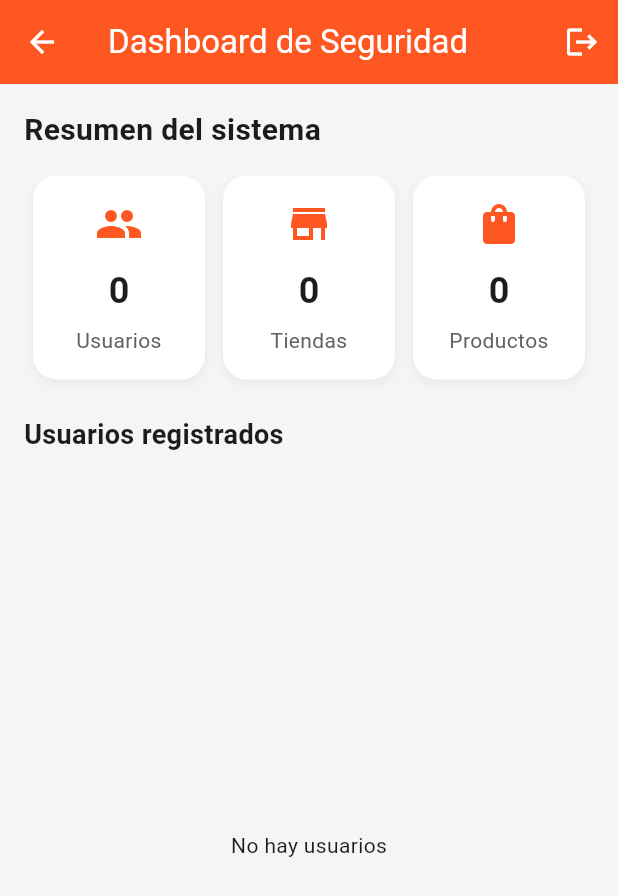
After one commit to LuisVillarreal77/TuTienda, a Flutter app: the SecurityDashboardScreen screen opened by its route, on a phone screen of 412 x 824 dp. The commit adds this screen. Shown: the top 896 px of the screen. Run offline on Flutter 3.47's test engine with Material 3 defaults, Android fonts, the phone set to English and light mode, and no system bars; our stand-ins replace cloud_firestore, firebase_auth, firebase_core; accounts and stored records are empty; generated files the repository leaves out were written again; network calls fail.

Commit message:
Creacion del Dashboard de seguridad, actualmente los administradores pueden realizar operaciones CRUD (Update solo para el status)

```diff
--- /dev/null
+++ b/tu_tienda/lib/admin/screnns/security_dashboard_screen.dart
@@ -0,0 +1,293 @@
+import 'package:firebase_auth/firebase_auth.dart';
+import 'package:flutter/material.dart';
+import 'package:cloud_firestore/cloud_firestore.dart';
+
+import '../services/admin_service.dart';
+import '../widgets/stat_card.dart';
+import '../widgets/user_tile.dart';
+
+class SecurityDashboardScreen extends StatefulWidget {
+  const SecurityDashboardScreen({super.key});
+
+  @override
+  State<SecurityDashboardScreen> createState() =>
+      _SecurityDashboardScreenState();
+}
+
+class _SecurityDashboardScreenState extends State<SecurityDashboardScreen> {
+  final AdminService _adminservice = AdminService();
+
+  int usersCount = 0;
+  int shopsCount = 0;
+  int productsCount = 0;
+
+  @override
+  void initState() {
+    super.initState();
+
+    loadStats();
+  }
+
+  Future<void> loadStats() async {
+    usersCount = await _adminservice.getUsersCount();
+
+    shopsCount = await _adminservice.getShopsCount();
+
+    productsCount = await _adminservice.getProductsCount();
+
+    setState(() {});
+  }
+
+  @override
+  Widget build(BuildContext context) {
+    return Scaffold(
+      backgroundColor: Colors.grey[100],
+
+      appBar: AppBar(
+        title: const Text('Dashboard de Seguridad'),
+
+        backgroundColor: Colors.deepOrange,
+        foregroundColor: Colors.white,
+
+        actions: [
+          IconButton(
+          icon: const Icon(Icons.logout),
+          onPressed: () => _logout(context),
+          ),
+        ],
+      ),
+
+      body: Padding(
+        padding: const EdgeInsets.all(16),
+        child: Column(
+          crossAxisAlignment: CrossAxisAlignment.start,
+
+          children: [
+            //Titulo
+            const Text(
+              'Resumen del sistema',
+              style: TextStyle(fontSize: 20, fontWeight: FontWeight.bold),
+            ),
+
+            const SizedBox(height: 16),
+
+            //CARDS DE ESTADISTICAS
+            Row(
+              children: [
+                StatCard(
+                  title: 'Usuarios',
+                  value: usersCount.toString(),
+                  icon: Icons.people,
+                ),
+
+                StatCard(
+                  title: 'Tiendas',
+                  value: shopsCount.toString(),
+                  icon: Icons.store,
+                ),
+
+                StatCard(
+                  title: 'Productos',
+                  value: productsCount.toString(),
+                  icon: Icons.shopping_bag,
+                ),
+              ],
+            ),
+
+            const SizedBox(height: 24),
+
+            const Text(
+              'Usuarios registrados',
+              style: TextStyle(fontSize: 18, fontWeight: FontWeight.bold),
+            ),
+
+            const SizedBox(height: 16),
+
+            //LISTA DE USUARIOS
+            Expanded(
+              child: StreamBuilder<QuerySnapshot>(
+                stream: _adminservice.getUsers(),
+
+                builder: (context, snapshot) {
+                  if (snapshot.connectionState == ConnectionState.waiting) {
+                    return const Center(child: CircularProgressIndicator());
+                  }
+
+                  if (!snapshot.hasData || snapshot.data!.docs.isEmpty) {
+                    return const Center(child: Text('No hay usuarios'));
+                  }
+
+                  final users = snapshot.data!.docs;
+
+                  return ListView.builder(
+                    itemCount: users.length,
+
+                    itemBuilder: (context, index) {
+                      final user = users[index].data() as Map<String, dynamic>;
+
+                      final userId = users[index].id;
+
+                      return UserTile(
+                        userData: user,
+
+                       onBlock: () async {
+
+                          final confirm = await showDialog<bool>(
+
+                            context: context,
+                            builder: (context) {
+
+                              return AlertDialog(
+
+                                title: const Text(
+                                  'Bloquear usuario',
+                                ),
+                                content: Text(
+                                  '¿Deseas bloquear a ${user['name']}?',
+                                ),
+
+                                actions: [
+                                  TextButton(
+                                    onPressed: () {
+                                      Navigator.pop(context, false);
+                                    },
+
+                                    child: const Text('Cancelar'),
+                                  ),
+                                  ElevatedButton(
+                                    onPressed: () {
+                                      Navigator.pop(context, true);
+                                    },
+
+                                    child: const Text('Bloquear'),
+                                  ),
+                                ],
+                              );
+                            },
+                          );
+
+                          // Si cancela
+                          if (confirm != true) return;
+
+                          if (user['role'] == 'admin') {
+
+                              ScaffoldMessenger.of(context).showSnackBar(
+                                const SnackBar(
+                                  content: Text(
+                                    'No puedes eliminar administradores',
+                                  ),
+                                ),
+                              );
+
+                              return;
+                            }
+
+                          await _adminservice.blockUser(userId);
+
+                          ScaffoldMessenger.of(context).showSnackBar(
+                            const SnackBar(
+                              content: Text('Usuario bloqueado'),
+                            ),
+                          );
+                        },
+
+                        onActivate: () async {
+                          await _adminservice.activateUser(userId);
+
+                          ScaffoldMessenger.of(context).showSnackBar(
+                            const SnackBar(content: Text('Usuario activado')),
+                          );
+                        },
+
+                      onDelete: () async {
+
+                        final confirm = await showDialog<bool>(
+
+                          context: context,
+                          builder: (context) {
+
+                            return AlertDialog(
+                              title: const Text(
+                                'Eliminar usuario',
+                              ),
+
+                              content: Text(
+                                '¿Deseas eliminar a ${user['name']}?',
+                              ),
+
+                              actions: [
+                                TextButton(
+                                  onPressed: () {
+                                    Navigator.pop(context, false);
+                                  },
+
+                                  child: const Text('Cancelar'),
+                                ),
+
+                                ElevatedButton(
+                                  style: ElevatedButton.styleFrom(
+                                    backgroundColor: Colors.red,
+                                  ),
+
+                                  onPressed: () {
+                                    Navigator.pop(context, true);
+                                  },
+
+                                  child: const Text(
+                                    'Eliminar',
+                                    style: TextStyle(
+                                      color: Colors.white,
+                                    ),
+                                  ),
+                                ),
+                              ],
+                            );
+                          },
+                        );
+
+                        // Si cancela
+                        if (confirm != true) return;
+
+                        if (user['role'] == 'admin') {
+
+                            ScaffoldMessenger.of(context).showSnackBar(
+                              const SnackBar(
+                                content: Text(
+                                  'No puedes eliminar administradores',
+                                ),
+                              ),
+                            );
+
+                            return;
+                          }
+
+                        await _adminservice.deleteUser(userId);
+
+                        ScaffoldMessenger.of(context).showSnackBar(
+                          const SnackBar(
+                            content: Text('Usuario eliminado'),
+                          ),
+                        );
+                      },
+                      );
+                    },
+                  );
+                },
+              ),
+            ),
+          ],
+        ),
+      ),
+    );
+  }
+
+  Future<void> _logout(BuildContext context) async {
+    await FirebaseAuth.instance.signOut();
+
+    Navigator.pushNamedAndRemoveUntil(
+      context,
+      '/login',
+      (route) => false,
+      );
+  }
+}
--- /dev/null
+++ b/tu_tienda/lib/admin/widgets/stat_card.dart
@@ -0,0 +1,67 @@
+import 'package:flutter/material.dart';
+
+class StatCard extends StatelessWidget {
+  final String title;
+  final String value;
+  final IconData icon;
+
+  const StatCard({
+    super.key,
+    required this.title,
+    required this.value,
+    required this.icon,
+  });
+
+  @override
+  Widget build(BuildContext context) {
+    return Expanded(
+      child: Container(
+        margin: const EdgeInsets.symmetric(horizontal: 6),
+        padding: const EdgeInsets.all(16),
+
+        decoration: BoxDecoration(
+          color: Colors.white,
+          borderRadius: BorderRadius.circular(16),
+
+         boxShadow: [
+            BoxShadow(
+              color: Colors.black.withOpacity(0.05),
+              blurRadius: 6,
+              offset: const Offset(0, 3),
+            ),
+          ],
+        ),
+       child: Column(
+          children: [
+
+            Icon(
+              icon,
+              size: 32,
+              color: Colors.deepOrange,
+            ),
+
+            const SizedBox(height: 12),
+
+            Text(
+              value,
+              style: const TextStyle(
+                fontSize: 24,
+                fontWeight: FontWeight.bold,
+              ),
+            ),
+
+            const SizedBox(height: 6),
+
+            Text(
+              title,
+              textAlign: TextAlign.center,
+              style: TextStyle(
+                color: Colors.grey[700],
+              ),
+            ),
+          ],
+        ),
+      ),
+    );
+  }
+}
--- a/tu_tienda/lib/screens/register_screen.dart
+++ b/tu_tienda/lib/screens/register_screen.dart
@@ -37,6 +37,7 @@ class _RegisterScreenState extends State<RegisterScreen> {
         "name": nameController.text.trim(),
         "email": emailController.text.trim(),
         "role": selectedRole,
+        "status": "active",
         "createdAt": FieldValue.serverTimestamp(),
       });
 
```
Also changed, not shown: tu_tienda/lib/admin/services/admin_service.dart (added, +61 -0 lines), tu_tienda/lib/admin/widgets/user_tile.dart (added, +117 -0 lines), tu_tienda/lib/main.dart (+6 -4 lines), tu_tienda/lib/screens/login_screen.dart (+16 -4 lines).
